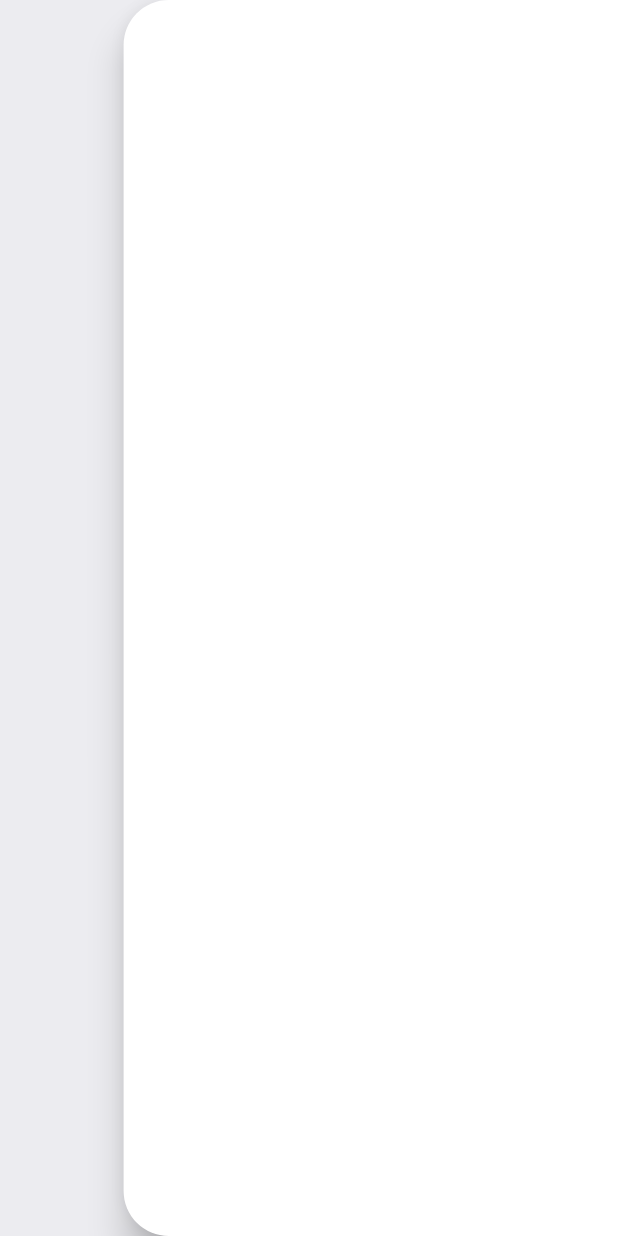
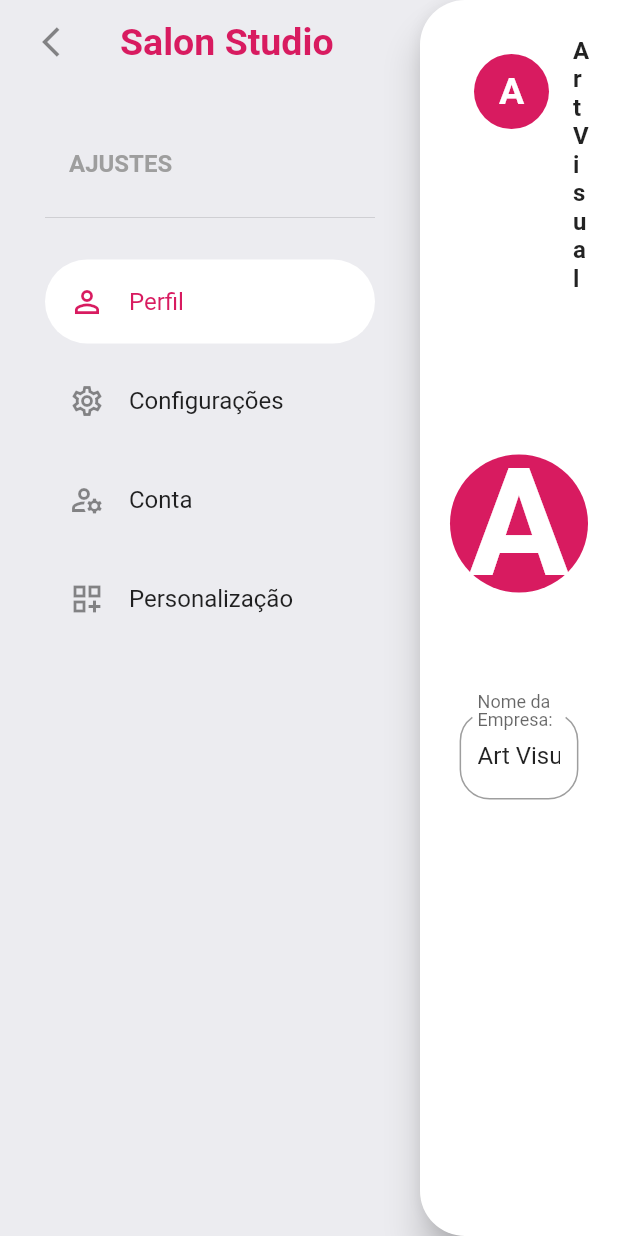
Before and after one commit to VitorPaulo21/SalonSoft, a Flutter app: the SettingsScreen screen opened by its route, on a phone screen of 412 x 824 dp. Run offline on Flutter 3.47's test engine with Material 2 defaults, Android fonts, the phone set to English and light mode, and no system bars; our stand-ins replace file_picker, flutter_typeahead, hive, hive_flutter, syncfusion_flutter_charts, syncfusion_flutter_datepicker; missing offline and left inert: desktop_window, enhance_stepper, just_the_tooltip; accounts and stored records are empty; statements that could not run were skipped.

Commit message:
doing profile settings screen

```diff
--- /dev/null
+++ b/lib/components/profile_settings_screen.dart
@@ -0,0 +1,118 @@
+import 'dart:io';
+
+import 'package:flutter/material.dart';
+import 'package:provider/provider.dart';
+import 'package:salon_soft/models/profile.dart';
+import 'package:salon_soft/providers/profileProvider.dart';
+
+class ProfileSettingsScreen extends StatefulWidget {
+  const ProfileSettingsScreen({
+    Key? key,
+  }) : super(key: key);
+
+  @override
+  State<ProfileSettingsScreen> createState() => _ProfileSettingsScreenState();
+}
+
+class _ProfileSettingsScreenState extends State<ProfileSettingsScreen> {
+  GlobalKey<FormState> formKey = GlobalKey<FormState>();
+  TextEditingController nameController = TextEditingController();
+  @override
+  Widget build(BuildContext context) {
+    ProfileProvider profileProvider = Provider.of<ProfileProvider>(context);
+    if (profileProvider.objectPrivate.name.isNotEmpty) {
+      nameController.text = profileProvider.objectPrivate.name;
+    }
+    return LayoutBuilder(
+      builder: (context, constraints) => Padding(
+        padding: const EdgeInsets.symmetric(horizontal: 20, vertical: 20),
+        child: Column(
+          children: [
+            ListTile(
+              leading: profileImageRound(context, profileProvider),
+              title: Text(
+                profileProvider.objectPrivate.name,
+                style: const TextStyle(
+                  fontWeight: FontWeight.bold,
+                ),
+              ),
+              subtitle: profileProvider.objectPrivate.email.isEmpty
+                  ? null
+                  : Text(profileProvider.objectPrivate.email),
+            ),
+            Expanded(
+              child: SingleChildScrollView(
+                controller: ScrollController(),
+                child: SizedBox(
+                  width: constraints.maxWidth,
+                  child: Column(
+                    mainAxisAlignment: MainAxisAlignment.start,
+                    crossAxisAlignment: CrossAxisAlignment.center,
+                    children: [
+                      SizedBox(
+                        height: 50,
+                      ),
+                      profileImageRound(context, profileProvider,
+                          radius: 100, fontSize: 100),
+                      Container(
+                        width: constraints.maxWidth * 0.6 > 600
+                            ? 600
+                            : constraints.maxWidth * 0.6,
+                        child: Form(
+                            child: Column(
+                          children: [
+                            const SizedBox(
+                              height: 25,
+                            ),
+                            TextFormField(
+                              controller: nameController,
+                              decoration: InputDecoration(
+                                label: Text("Nome da Empresa: "),
+                                border: OutlineInputBorder(
+                                  borderRadius: BorderRadius.circular(20),
+                                ),
+                              ),
+                            ),
+                          ],
+                        )),
+                      ),
+                    ],
+                  ),
+                ),
+              ),
+            ),
+          ],
+        ),
+      ),
+    );
+  }
+
+  CircleAvatar profileImageRound(
+      BuildContext context, ProfileProvider profileProvider,
+      {double radius = 25, double fontSize = 25}) {
+    return CircleAvatar(
+      radius: radius,
+      backgroundColor: Theme.of(context).colorScheme.primary,
+      foregroundColor: Colors.transparent,
+      foregroundImage: profileProvider.objectPrivate.logoPath.isEmpty
+          ? null
+          : FileImage(File(profileProvider.objectPrivate.logoPath)),
+      child: profileProvider.objectPrivate.logoPath.isEmpty &&
+              profileProvider.objectPrivate.name.isEmpty
+          ? const Icon(
+              Icons.person_outline,
+              color: Colors.white,
+            )
+          : Text(
+              profileProvider.objectPrivate.name.substring(0, 1),
+              style: TextStyle(
+                color: Colors.white,
+                fontWeight: FontWeight.w700,
+                fontSize: fontSize,
+                textBaseline: TextBaseline.ideographic,
+              ),
+              textAlign: TextAlign.center,
+            ),
+    );
+  }
+}
--- a/lib/main.dart
+++ b/lib/main.dart
@@ -7,6 +7,7 @@ import 'package:intl/intl.dart';
 import 'package:provider/provider.dart';
 import 'package:salon_soft/models/appointments.dart';
 import 'package:salon_soft/models/client.dart';
+import 'package:salon_soft/models/profile.dart';
 import 'package:salon_soft/models/service.dart';
 import 'package:salon_soft/models/settings.dart';
 import 'package:salon_soft/models/worker.dart';
@@ -14,6 +15,7 @@ import 'package:salon_soft/providers/appointment_provider.dart';
 import 'package:salon_soft/providers/clients_provider.dart';
 import 'package:salon_soft/providers/date_time_provider.dart';
 import 'package:salon_soft/providers/keys_provider.dart';
+import 'package:salon_soft/providers/profileProvider.dart';
 import 'package:salon_soft/providers/services_provider.dart';
 import 'package:salon_soft/providers/settings_provider.dart';
 import 'package:salon_soft/providers/worker_provider.dart';
@@ -35,12 +37,14 @@ void main() async {
   Hive.registerAdapter(ServiceAdapter());
   Hive.registerAdapter(WorkerAdapter());
   Hive.registerAdapter(SettingsAdapter());
+  Hive.registerAdapter(ProfileAdapter());
 
   await Hive.openBox<Appointments>("appointments");
   await Hive.openBox<Client>("clients");
   await Hive.openBox<Service>("services");
   await Hive.openBox<Worker>("workers");
   await Hive.openBox<Settings>("settings");
+  await Hive.openBox<Profile>("profile");
 
   runApp(const MyApp());
   await DesktopWindow.setMaxWindowSize(Size(3840, 2160));
@@ -67,6 +71,12 @@ class _MyAppState extends State<MyApp> {
     return MultiProvider(
       providers: [
 
+        ChangeNotifierProvider<ProfileProvider>(
+          // lazy: false,
+          create: (ctx) {
+            return ProfileProvider();
+          },
+        ),
         ChangeNotifierProvider<KeysProvider>(
           // lazy: false,
           create: (ctx) {
--- a/lib/models/client.dart
+++ b/lib/models/client.dart
@@ -5,8 +5,9 @@ part 'client.g.dart';
 class Client extends HiveObject {
   @HiveField(0)
   String name;
+  String phoneNumber;
 
-  Client({required this.name});
+  Client({required this.name, this.phoneNumber = ""});
 
   @override
   String toString() {
--- /dev/null
+++ b/lib/models/profile.dart
@@ -0,0 +1,43 @@
+import 'package:hive_flutter/hive_flutter.dart';
+
+part 'profile.g.dart';
+
+@HiveType(typeId: 6)
+class Profile extends HiveObject {
+  @HiveField(0)
+  String name;
+  @HiveField(1)
+  String logoPath;
+  @HiveField(2)
+  String cnpj;
+  @HiveField(3)
+  String cpf;
+  @HiveField(4)
+  String email;
+  @HiveField(5)
+  String phoneNumber;
+  @HiveField(6)
+  String endereco;
+  @HiveField(7)
+  String numero;
+  @HiveField(8)
+  String bairro;
+  @HiveField(9)
+  String cidade;
+  @HiveField(10)
+  String estado;
+
+  Profile({
+    required this.bairro,
+    required this.cidade,
+    required this.cnpj,
+    required this.cpf,
+    required this.email,
+    required this.endereco,
+    required this.estado,
+    required this.logoPath,
+    required this.name,
+    required this.numero,
+    required this.phoneNumber,
+  });
+}
--- /dev/null
+++ b/lib/providers/profileProvider.dart
@@ -0,0 +1,35 @@
+import 'package:hive/src/object/hive_object.dart';
+import 'package:salon_soft/Interfaces/crud_hive_single_provider_interface.dart';
+import 'package:salon_soft/models/profile.dart';
+
+class ProfileProvider extends CrudHiveSingleProviderInterface<Profile> {
+  ProfileProvider()
+      : super(
+            boxName: "profile",
+            initialObjectValue: Profile(
+                bairro: "",
+                cidade: "Pará de Minas",
+                cnpj: "",
+                cpf: "",
+                email: "",
+                endereco: "",
+                estado: "MG",
+                logoPath: "",
+                name: "Art Visual",
+                numero: "",
+                phoneNumber: ""));
+
+  bool areAllFieldsEmpty() {
+    return objectPrivate.bairro.isEmpty &&
+        objectPrivate.cidade.isEmpty &&
+        (objectPrivate.cnpj.isEmpty || objectPrivate.cpf.isEmpty) &&
+        objectPrivate.email.isEmpty &&
+        objectPrivate.endereco.isEmpty &&
+        objectPrivate.endereco.isEmpty &&
+        objectPrivate.estado.isEmpty &&
+        objectPrivate.name.isEmpty &&
+        objectPrivate.name.isEmpty &&
+        objectPrivate.numero.isEmpty &&
+        objectPrivate.phoneNumber.isEmpty;
+  }
+}
--- a/lib/screens/settings_screen.dart
+++ b/lib/screens/settings_screen.dart
@@ -2,6 +2,8 @@ import 'package:flutter/cupertino.dart';
 import 'package:flutter/material.dart';
 import 'package:flutter/src/foundation/key.dart';
 import 'package:flutter/src/widgets/framework.dart';
+
+import '../components/profile_settings_screen.dart';
 
 class SettingsScreen extends StatefulWidget {
   const SettingsScreen({Key? key}) : super(key: key);
@@ -11,6 +13,7 @@ class SettingsScreen extends StatefulWidget {
 }
 
 class _SettingsScreenState extends State<SettingsScreen> {
+  int selectedIndex = 0;
   @override
   Widget build(BuildContext context) {
     return Scaffold(
@@ -20,8 +23,107 @@ class _SettingsScreenState extends State<SettingsScreen> {
         child: Row(
           children: [
             Container(
-              width: MediaQuery.of(context).size.width / 5,
-              child: Column(),
+              width: MediaQuery.of(context).size.width / 5 < 280
+                  ? 280
+                  : MediaQuery.of(context).size.width / 5,
+              child: Column(
+                crossAxisAlignment: CrossAxisAlignment.start,
+                children: [
+                  ReturnTitleBar(),
+                  SizedBox(
+                    height: 25,
+                  ),
+                  Padding(
+                    padding: const EdgeInsets.symmetric(horizontal: 30.0),
+                    child: Column(
+                      crossAxisAlignment: CrossAxisAlignment.start,
+                      children: [
+                        const ListTile(
+                          title: Text(
+                            "AJUSTES",
+                            style: TextStyle(
+                                fontWeight: FontWeight.bold,
+                                color: Colors.grey),
+                          ),
+                        ),
+                        const Divider(),
+                        const SizedBox(
+                          height: 20,
+                        ),
+                        ListTile(
+                          minLeadingWidth: 20,
+                          selected: selectedIndex == 0,
+                          leading: Icon(Icons.person_outline),
+                          title: Text("Perfil"),
+                          shape: RoundedRectangleBorder(
+                              borderRadius: BorderRadius.circular(90)),
+                          selectedTileColor: Colors.white,
+                          selectedColor: Theme.of(context).colorScheme.primary,
+                          onTap: () {
+                            setState(() {
+                              selectedIndex = 0;
+                            });
+                          },
+                        ),
+                        const SizedBox(
+                          height: 10,
+                        ),
+                        ListTile(
+                          minLeadingWidth: 20,
+                          selected: selectedIndex == 1,
+                          leading: Icon(Icons.settings_outlined),
+                          title: Text("Configurações"),
+                          shape: RoundedRectangleBorder(
+                              borderRadius: BorderRadius.circular(90)),
+                          selectedTileColor: Colors.white,
+                          selectedColor: Theme.of(context).colorScheme.primary,
+                          onTap: () {
+                            setState(() {
+                              selectedIndex = 1;
+                            });
+                          },
+                        ),
+                        const SizedBox(
+                          height: 10,
+                        ),
+                        ListTile(
+                          minLeadingWidth: 20,
+                          selected: selectedIndex == 2,
+                          leading: Icon(Icons.manage_accounts_outlined),
+                          title: Text("Conta"),
+                          shape: RoundedRectangleBorder(
+                              borderRadius: BorderRadius.circular(90)),
+                          selectedTileColor: Colors.white,
+                          selectedColor: Theme.of(context).colorScheme.primary,
+                          onTap: () {
+                            setState(() {
+                              selectedIndex = 2;
+                            });
+                          },
+                        ),
+                        const SizedBox(
+                          height: 10,
+                        ),
+                        ListTile(
+                          minLeadingWidth: 20,
+                          selected: selectedIndex == 3,
+                          leading: Icon(Icons.dashboard_customize_outlined),
+                          title: Text("Personalização"),
+                          shape: RoundedRectangleBorder(
+                              borderRadius: BorderRadius.circular(90)),
+                          selectedTileColor: Colors.white,
+                          selectedColor: Theme.of(context).colorScheme.primary,
+                          onTap: () {
+                            setState(() {
+                              selectedIndex = 3;
+                            });
+                          },
+                        ),
+                      ],
+                    ),
+                  )
+                ],
+              ),
             ),
             Expanded(child: LayoutBuilder(
               builder: (context, constraints) {
@@ -36,6 +138,7 @@ class _SettingsScreenState extends State<SettingsScreen> {
                   child: Container(
                     width: constraints.maxWidth,
                     height: constraints.maxHeight,
+                    child: ProfileSettingsScreen(),
                   ),
                 );
               },
@@ -46,3 +149,28 @@ class _SettingsScreenState extends State<SettingsScreen> {
     );
   }
 }
+
+
+
+class ReturnTitleBar extends StatelessWidget {
+  const ReturnTitleBar({
+    Key? key,
+  }) : super(key: key);
+
+  @override
+  Widget build(BuildContext context) {
+    return ListTile(
+      leading: IconButton(
+          splashRadius: 25,
+          onPressed: () => Navigator.of(context).pop(),
+          icon: Icon(Icons.arrow_back_ios)),
+      title: Text(
+        "Salon Studio",
+        style: TextStyle(
+            fontWeight: FontWeight.bold,
+            fontSize: 25,
+            color: Theme.of(context).colorScheme.primary),
+      ),
+    );
+  }
+}
```
Also changed, not shown: lib/models/profile.g.dart (added).
